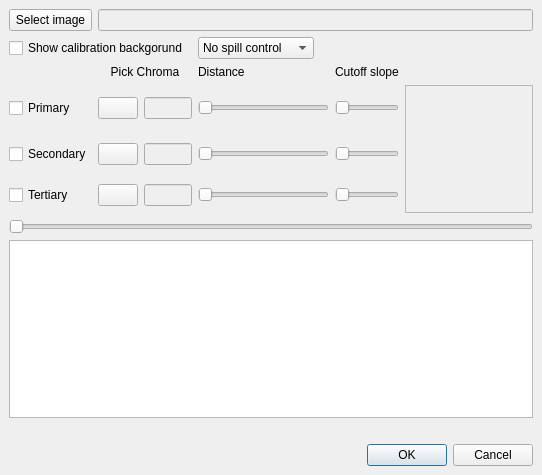
This is avidemux_plugins/ADM_videoFilters6/artChromaKey/qt4/artChromaKey.ui in mean00/avidemux2 as Qt 5 draws it before an edit. The edited form follows.
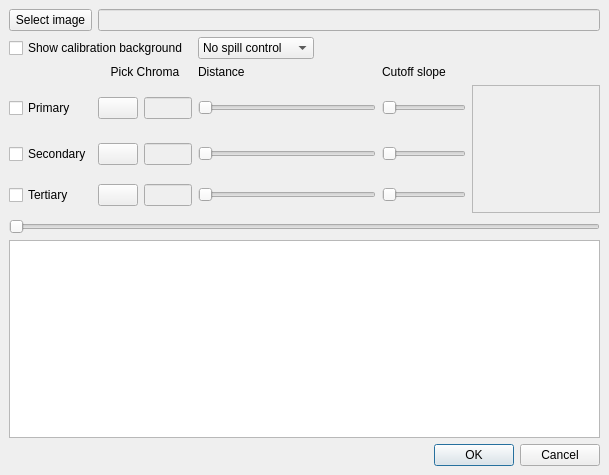
This is the edited form. Icons and pictures are not drawn. Custom widgets are drawn as their Qt base class.

Commit message: [artChromaKey/qt] Lay out dialog vertically, fix tab order, fix typo in checkbox description, give rgb to yuv converter functions file scope

Diff of the .ui file:
```diff
--- a/avidemux_plugins/ADM_videoFilters6/artChromaKey/qt4/artChromaKey.ui
+++ b/avidemux_plugins/ADM_videoFilters6/artChromaKey/qt4/artChromaKey.ui
@@ -6,14 +6,17 @@
    <rect>
     <x>0</x>
     <y>0</y>
-    <width>542</width>
+    <width>609</width>
     <height>475</height>
    </rect>
   </property>
   <property name="windowTitle">
    <string>Chroma Key</string>
   </property>
-  <layout class="QGridLayout">
+  <layout class="QVBoxLayout" name="verticalLayout">
+   <property name="spacing">
+    <number>6</number>
+   </property>
    <property name="leftMargin">
     <number>9</number>
    </property>
@@ -26,49 +29,7 @@
    <property name="bottomMargin">
     <number>9</number>
    </property>
-   <property name="spacing">
-    <number>6</number>
-   </property>
-   <item row="2" column="0" colspan="2">
-    <widget class="ADM_QSlider" name="horizontalSlider">
-     <property name="orientation">
-      <enum>Qt::Horizontal</enum>
-     </property>
-    </widget>
-   </item>
-   <item row="5" column="0" colspan="2">
-    <widget class="QDialogButtonBox" name="buttonBox">
-     <property name="orientation">
-      <enum>Qt::Horizontal</enum>
-     </property>
-     <property name="standardButtons">
-      <set>QDialogButtonBox::Cancel|QDialogButtonBox::Ok</set>
-     </property>
-    </widget>
-   </item>
-   <item row="3" column="0" colspan="2">
-    <widget class="QGraphicsView" name="graphicsView"/>
-   </item>
-   <item row="4" column="1">
-    <spacer>
-     <property name="orientation">
-      <enum>Qt::Vertical</enum>
-     </property>
-     <property name="sizeType">
-      <enum>QSizePolicy::Fixed</enum>
-     </property>
-     <property name="sizeHint" stdset="0">
-      <size>
-       <width>20</width>
-       <height>20</height>
-      </size>
-     </property>
-    </spacer>
-   </item>
-   <item row="1" column="0">
-    <layout class="QHBoxLayout" name="toolboxLayout"/>
-   </item>
-   <item row="0" column="0" colspan="2">
+   <item>
     <layout class="QGridLayout" name="gridLayout">
      <property name="leftMargin">
       <number>0</number>
@@ -308,7 +269,7 @@
      <item row="2" column="0" colspan="3">
       <widget class="QCheckBox" name="checkBoxTest">
        <property name="text">
-        <string>Show calibration backgorund</string>
+        <string>Show calibration background</string>
        </property>
       </widget>
      </item>
@@ -425,6 +386,33 @@
      </item>
     </layout>
    </item>
+   <item>
+    <layout class="QHBoxLayout" name="toolboxLayout"/>
+   </item>
+   <item>
+    <widget class="ADM_QSlider" name="horizontalSlider">
+     <property name="orientation">
+      <enum>Qt::Horizontal</enum>
+     </property>
+    </widget>
+   </item>
+   <item>
+    <widget class="QGraphicsView" name="graphicsView">
+     <property name="focusPolicy">
+      <enum>Qt::NoFocus</enum>
+     </property>
+    </widget>
+   </item>
+   <item>
+    <widget class="QDialogButtonBox" name="buttonBox">
+     <property name="orientation">
+      <enum>Qt::Horizontal</enum>
+     </property>
+     <property name="standardButtons">
+      <set>QDialogButtonBox::Cancel|QDialogButtonBox::Ok</set>
+     </property>
+    </widget>
+   </item>
   </layout>
  </widget>
  <customwidgets>
```
Left out of the diff: 9 changed lines with no effect on the pictures. The commit also changes 3 other files.
